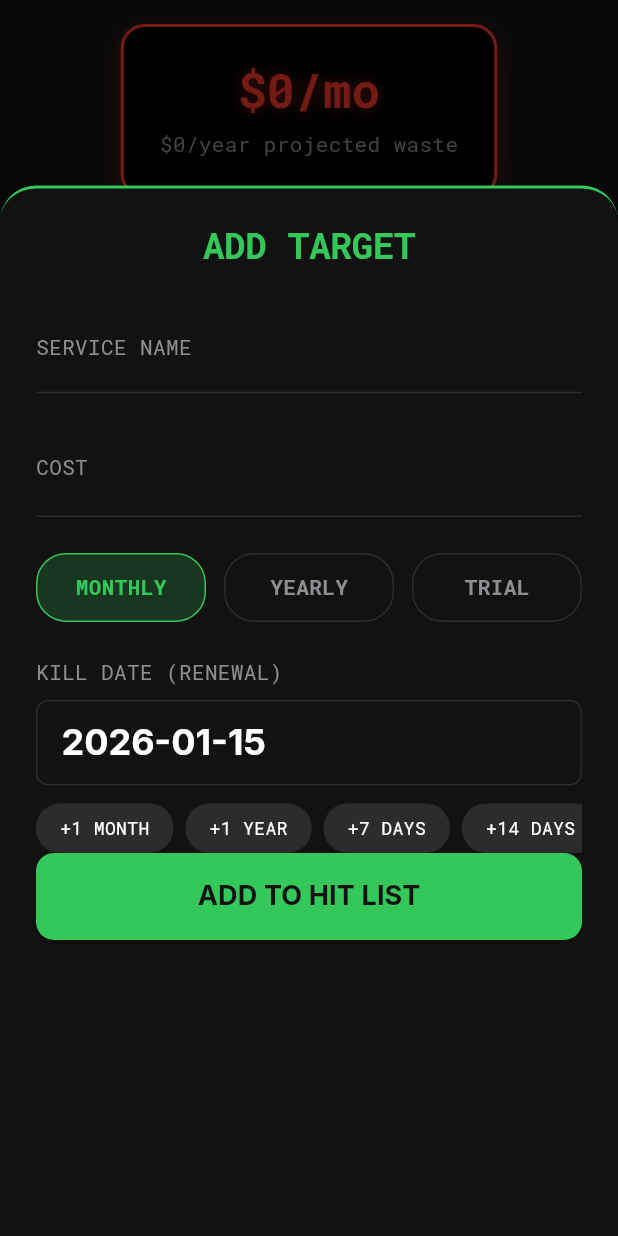
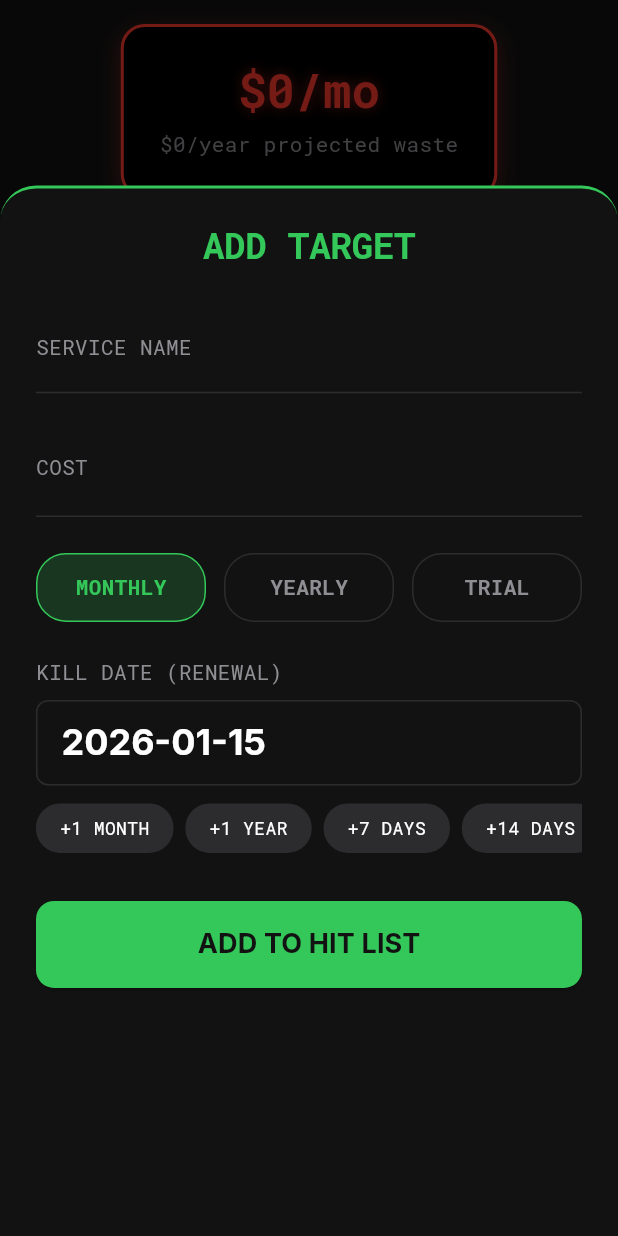
Before and after one commit to its-me-anoop/subscription_reaper, a Flutter app: the DashboardScreen screen opened directly, after a tap on the "add" icon, on a phone screen of 412 x 824 dp. Run offline on Flutter 3.47's test engine with Material 3 defaults, Android fonts, the phone set to English and light mode, and no system bars; our stand-ins replace google_fonts.

Commit message:
chore: Clean up Xcode project settings by removing redundant code signing and build phase paths, and refine UI spacing in the add subscription sheet.

```diff
--- a/lib/screens/add_subscription_sheet.dart
+++ b/lib/screens/add_subscription_sheet.dart
@@ -214,7 +214,7 @@ class _AddSubscriptionSheetState extends State<AddSubscriptionSheet> {
                 ),
               ),
 
-              const Spacer(),
+              const SizedBox(height: 32),
 
               // Save Button
               ElevatedButton(
```
Also changed, not shown: 1 other file.
